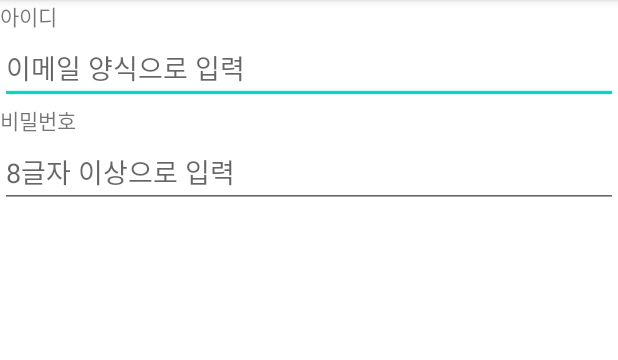
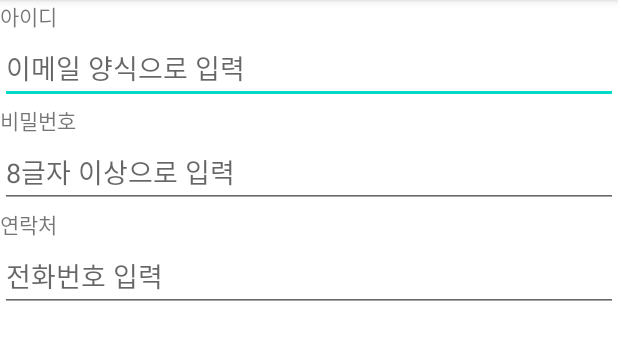
Before and after one commit to junho0615/Uiproject_20210306, an Android app: the screen it shows after launch (MainActivity), on a phone screen of 412 x 824 dp, the part 84-444 px from its top. Run offline under Robolectric (Android 15) with nearby library versions, the phone set to English and light mode, and no system bars.

Commit message:
연락처 입력항목 추가

```diff
--- a/app/src/main/res/layout/activity_main.xml
+++ b/app/src/main/res/layout/activity_main.xml
@@ -30,5 +30,16 @@
         android:hint="8글자 이상으로 입력"
         android:inputType="textPassword"/>
 
+    <TextView
+        android:layout_width="wrap_content"
+        android:layout_height="wrap_content"
+        android:text="연락처" />
+
+    <EditText
+        android:layout_width="match_parent"
+        android:layout_height="wrap_content"
+        android:hint="전화번호 입력"
+        android:inputType="phone"/>
+
 
 </LinearLayout>
```
